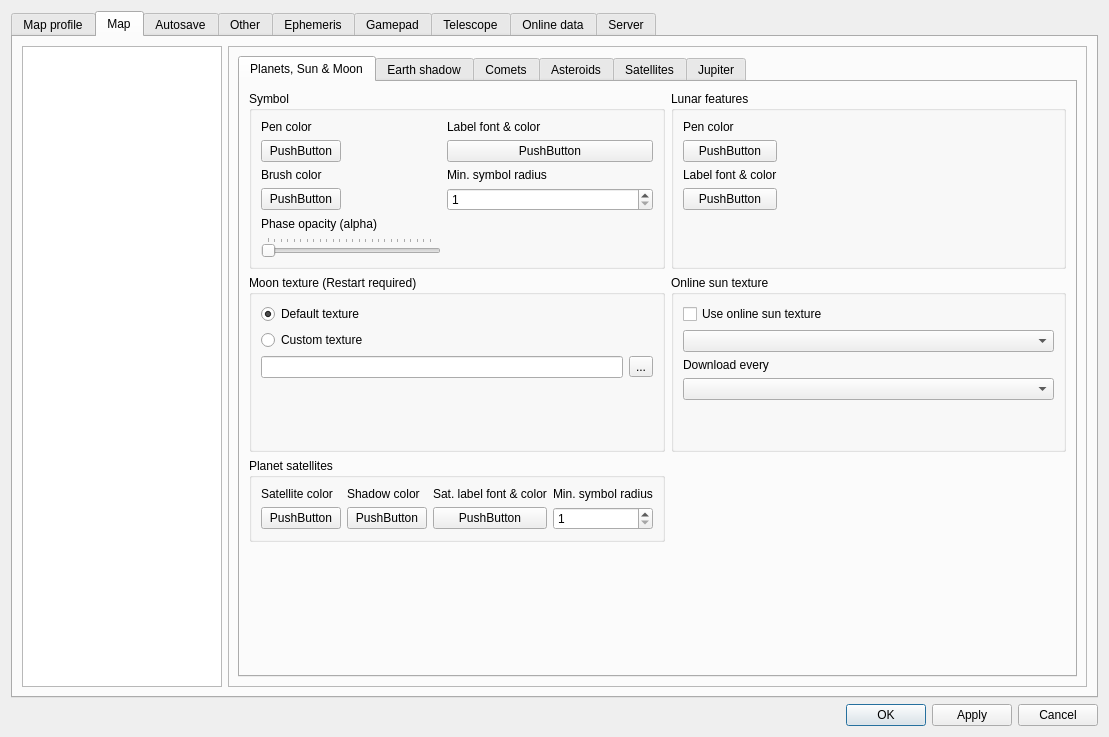
First picture: the form in csetting.ui, repository PavelMr/skytechx, before the edit.
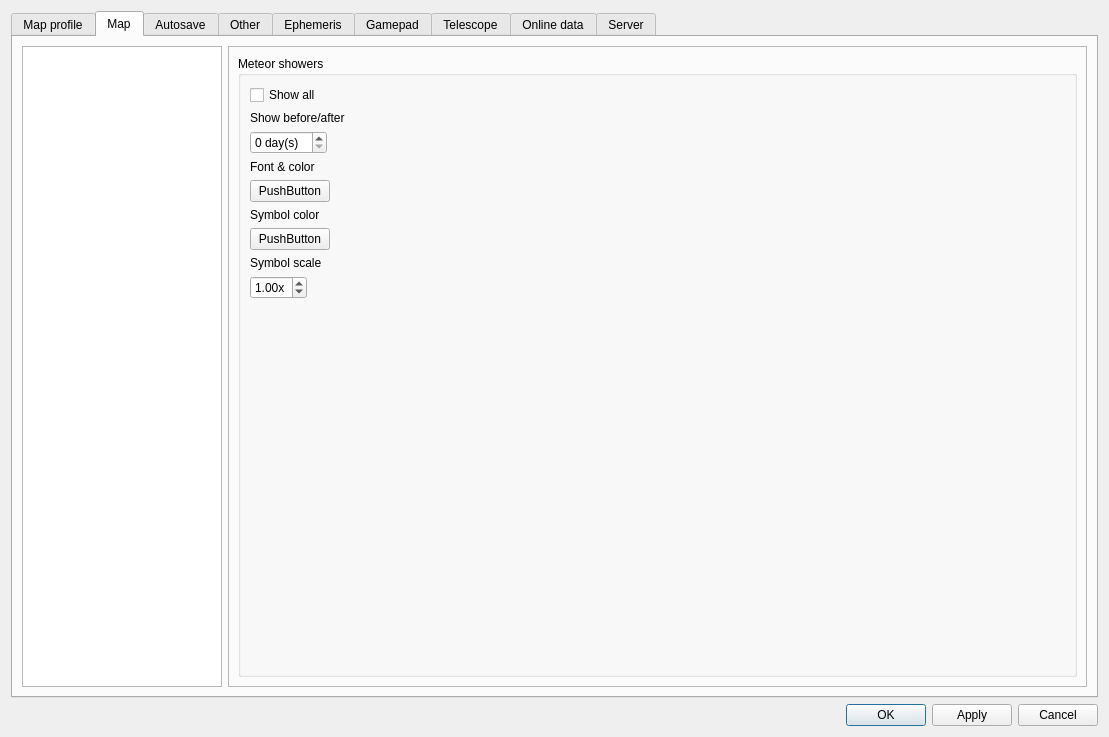
Second picture: the form after the edit. The open tabs and pages were chosen to show the change. Custom widgets are drawn as their Qt base class.

Commit message: meteor shawer 1

Diff of the .ui file:
```diff
--- a/csetting.ui
+++ b/csetting.ui
@@ -174,7 +174,7 @@
             <enum>QFrame::StyledPanel</enum>
            </property>
            <property name="currentIndex">
-            <number>9</number>
+            <number>7</number>
            </property>
            <widget class="QWidget" name="stackedWidget_2Page1">
             <layout class="QVBoxLayout" name="verticalLayout_18">
@@ -1879,6 +1879,98 @@
              </item>
             </layout>
            </widget>
+           <widget class="QWidget" name="page_12">
+            <layout class="QVBoxLayout" name="verticalLayout_108">
+             <item>
+              <widget class="QGroupBox" name="groupBox_35">
+               <property name="title">
+                <string>Meteor showers</string>
+               </property>
+               <layout class="QVBoxLayout" name="verticalLayout_110">
+                <item>
+                 <layout class="QFormLayout" name="formLayout_21">
+                  <item row="0" column="0">
+                   <widget class="QCheckBox" name="checkBox_23">
+                    <property name="text">
+                     <string>Show all</string>
+                    </property>
+                   </widget>
+                  </item>
+                  <item row="1" column="0">
+                   <widget class="QLabel" name="label_126">
+                    <property name="text">
+                     <string>Show before/after </string>
+                    </property>
+                   </widget>
+                  </item>
+                  <item row="2" column="0">
+                   <widget class="QSpinBox" name="spinBox_7">
+                    <property name="suffix">
+                     <string> day(s)</string>
+                    </property>
+                   </widget>
+                  </item>
+                  <item row="3" column="0">
+                   <widget class="QLabel" name="label_127">
+                    <property name="text">
+                     <string>Font &amp; color</string>
+                    </property>
+                   </widget>
+                  </item>
+                  <item row="4" column="0">
+                   <widget class="CFontColorButton" name="pushButton_69">
+                    <property name="text">
+                     <string>PushButton</string>
+                    </property>
+                   </widget>
+                  </item>
+                  <item row="5" column="0">
+                   <widget class="QLabel" name="label_128">
+                    <property name="text">
+                     <string>Symbol color</string>
+                    </property>
+                   </widget>
+                  </item>
+                  <item row="6" column="0">
+                   <widget class="CPushColorButton" name="pushButton_72">
+                    <property name="text">
+                     <string>PushButton</string>
+                    </property>
+                   </widget>
+                  </item>
+                  <item row="7" column="0">
+                   <widget class="QLabel" name="label_129">
+                    <property name="text">
+                     <string>Symbol scale</string>
+                    </property>
+                   </widget>
+                  </item>
+                  <item row="8" column="0">
+                   <widget class="QDoubleSpinBox" name="doubleSpinBox_42">
+                    <property name="suffix">
+                     <string notr="true">x</string>
+                    </property>
+                    <property name="minimum">
+                     <double>0.100000000000000</double>
+                    </property>
+                    <property name="maximum">
+                     <double>5.000000000000000</double>
+                    </property>
+                    <property name="singleStep">
+                     <double>0.100000000000000</double>
+                    </property>
+                    <property name="value">
+                     <double>1.000000000000000</double>
+                    </property>
+                   </widget>
+                  </item>
+                 </layout>
+                </item>
+               </layout>
+              </widget>
+             </item>
+            </layout>
+           </widget>
            <widget class="QWidget" name="stackedWidget_2Page7">
             <layout class="QVBoxLayout" name="verticalLayout_34">
              <item>
```
Left out of the diff: 2 changed lines with no effect on the pictures. The commit also changes 54 other files.
